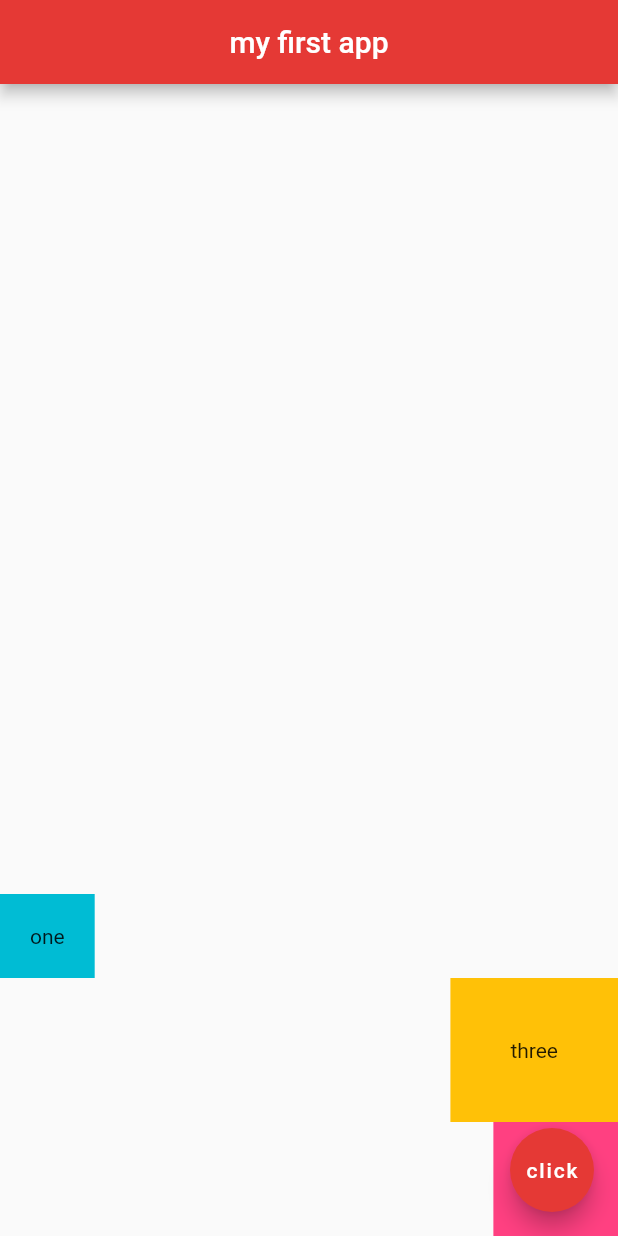
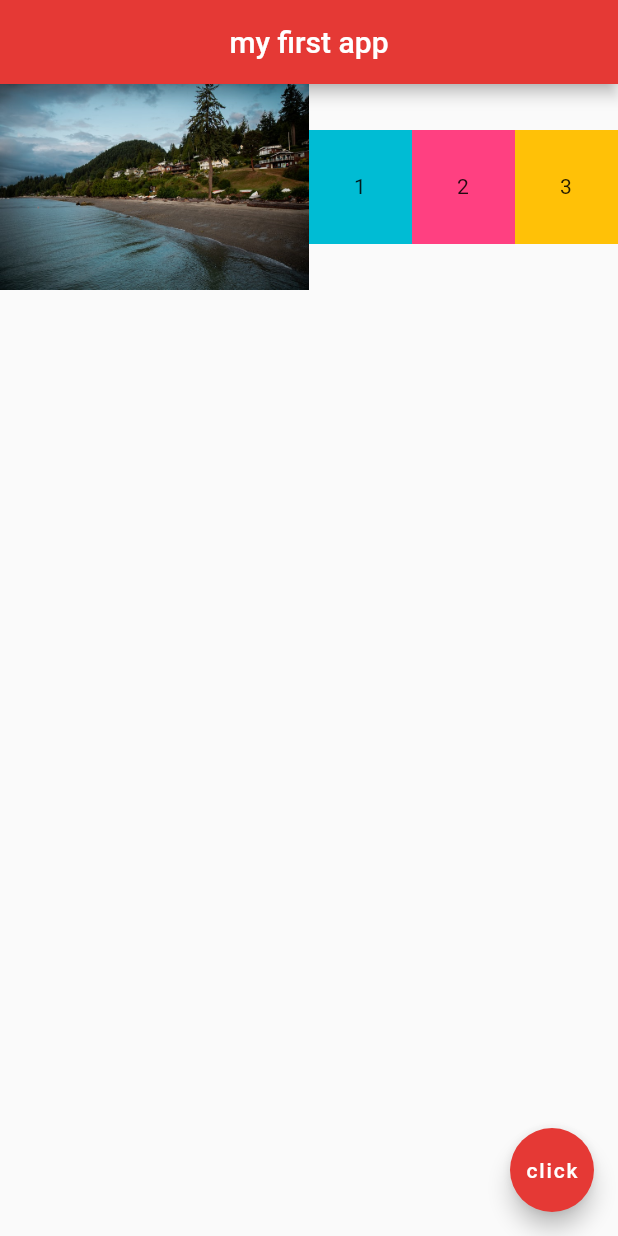
Before and after one commit to MbuguaCaleb/second_flutter_app, a Flutter app: the screen it shows after launch, on a phone screen of 412 x 824 dp. Run offline on Flutter 3.47's test engine with Material 2 defaults, Android fonts, the phone set to English and light mode, and no system bars.

Commit message:
'expanded-widgets'

```diff
--- a/lib/main.dart
+++ b/lib/main.dart
@@ -20,35 +20,35 @@ class Home extends StatelessWidget {
          centerTitle: true,
         backgroundColor: Colors.red[600],
       ),
-      body:Column(
-    mainAxisAlignment:MainAxisAlignment.end,
-    crossAxisAlignment: CrossAxisAlignment.end,
+      body:Row(
     children: <Widget>[
-    Row(
-      children: <Widget>[
-        Container(
-        padding: EdgeInsets.all(20.0),
-        color:Colors.cyan,
-        child: Text(
-        'one'
+      Expanded(
+          flex:3,
+          child: Image.asset('assets/image1.jpg')),
+      Expanded(
+        flex: 1,
+        child: Container(
+          padding: EdgeInsets.all(30.0),
+          color: Colors.cyan,
+          child:Text('1')
         ),
+      ),
+      Expanded(
+        flex: 1,
+        child: Container(
+            padding: EdgeInsets.all(30.0),
+            color: Colors.pinkAccent,
+            child:Text('2')
         ),
-      ],
-    ),
-    Container(
-    padding: EdgeInsets.all(40.0),
-    color:Colors.amber,
-    child: Text(
-    'three'
-            ),
-          ),
-    Container(
-    padding: EdgeInsets.all(30.0),
-    color:Colors.pinkAccent,
-    child: Text(
-    'two'
-    ),
-    ),
+      ),
+      Expanded(
+        flex: 1,
+        child: Container(
+            padding: EdgeInsets.all(30.0),
+            color: Colors.amber,
+            child:Text('3')
+        ),
+      )
         ],
       ),
       floatingActionButton: FloatingActionButton(
```
Also changed, not shown: 1 other file.
